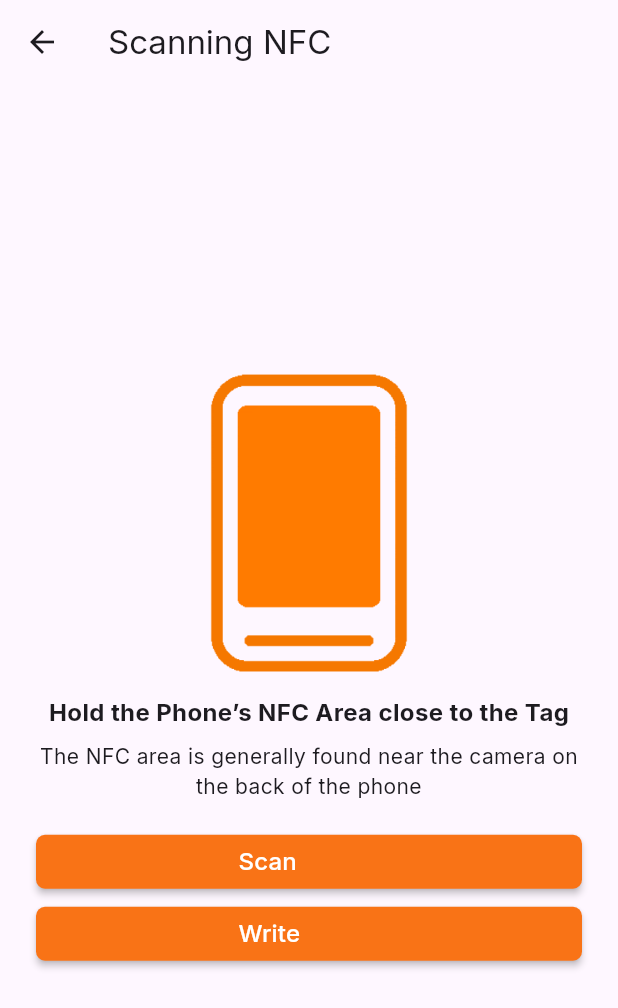
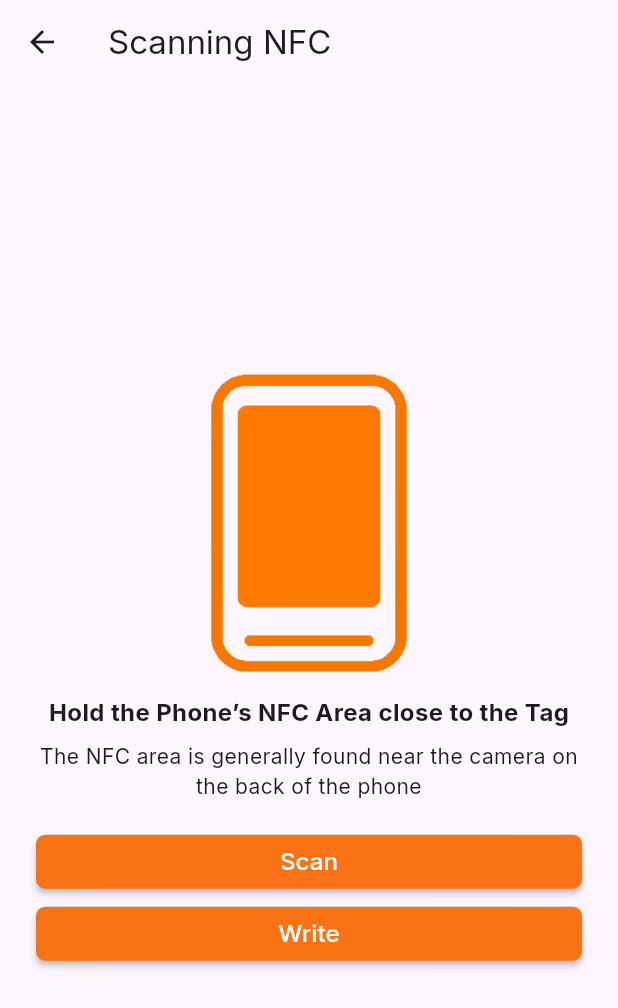
Before and after one commit to Dehbbyk/gym_tracker, a Flutter app: the NfcView screen opened by its route, on a phone screen of 412 x 824 dp. Shown: the top 1008 px of the screen. Run offline on Flutter 3.47's test engine with Material 3 defaults, Android fonts, the light colour scheme and no system bars; our stand-ins replace flutter_svg, google_fonts, image_picker, logger, smooth_page_indicator, stacked and 2 more; missing offline and left inert: flutter_carousel_slider, nfc_manager.

Commit message:
refactored widget

```diff
--- a/lib/ui/widgets/custom_button.dart
+++ b/lib/ui/widgets/custom_button.dart
@@ -1,27 +1,32 @@
 import 'package:flutter/material.dart';
 import 'package:google_fonts/google_fonts.dart';
+import 'package:gym_tracker/ui/common/app_colors.dart';
 
 class CustomButton extends StatelessWidget {
   final String buttonText;
   final IconData? icon;
   final void Function()? onPressed;
+  final double? height;
 
   const CustomButton(
-      {super.key, required this.buttonText, this.icon, this.onPressed});
+      {super.key,
+      required this.buttonText,
+      this.icon,
+      this.onPressed,
+      this.height});
 
   @override
   Widget build(BuildContext context) {
     return MaterialButton(
       onPressed: onPressed,
-      color: const Color(0xffF97316),
+      color: kcPrimaryColor,
       shape: RoundedRectangleBorder(
         borderRadius: BorderRadius.circular(6),
       ),
-      child: Padding(
-        padding: const EdgeInsets.only(left: 95.0, right: 100.0),
       child: Row(
+        mainAxisAlignment: MainAxisAlignment.center,
         children: [
-            Icon(icon),
+          if (icon != null) Icon(icon),
           Text(
             buttonText,
             style: GoogleFonts.inter(
@@ -32,7 +37,6 @@ class CustomButton extends StatelessWidget {
           ),
         ],
       ),
-      ),
     );
   }
 }
```
Lines whose indentation alone changed are shown as unchanged.
